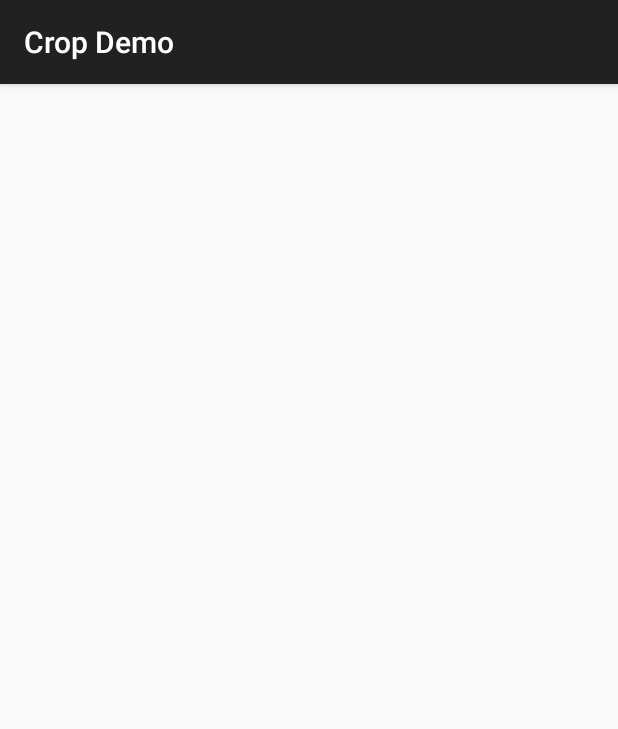
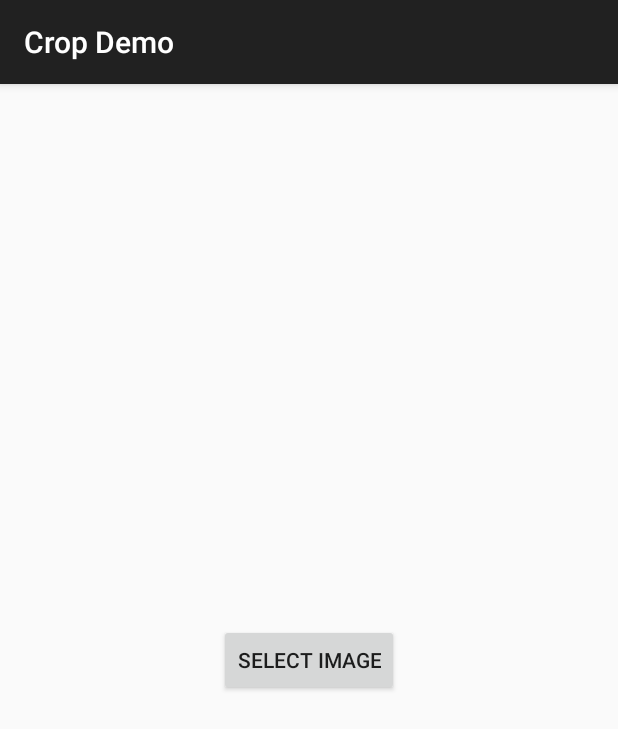
Before and after one commit to jdamcd/android-crop, an Android app: the screen it shows after launch (MainActivity), on a phone screen of 412 x 824 dp. Shown: the top 729 px of the screen. Run offline under Robolectric (Android 15) with nearby library versions, the phone set to English and light mode, and no system bars.

Commit message:
Launch image picker in example

```diff
--- a/example/src/main/AndroidManifest.xml
+++ b/example/src/main/AndroidManifest.xml
@@ -6,7 +6,7 @@
         android:allowBackup="true"
         android:icon="@drawable/ic_launcher"
         android:label="@string/app_name"
-        android:theme="@style/AppTheme" >
+        android:theme="@style/AppTheme">
         <activity
             android:name="com.soundcloud.android.crop.example.MainActivity"
             android:label="@string/app_name" >
@@ -15,6 +15,7 @@
                 <category android:name="android.intent.category.LAUNCHER" />
             </intent-filter>
         </activity>
+        <activity android:name="com.soundcloud.android.crop.CropImageActivity" />
     </application>
 
 </manifest>
--- a/example/src/main/res/layout/activity_main.xml
+++ b/example/src/main/res/layout/activity_main.xml
@@ -4,4 +4,11 @@
     android:layout_height="match_parent"
     tools:context="com.soundcloud.android.crop.example.MainActivity">
 
+    <Button
+        android:id="@+id/select_button"
+        android:layout_width="wrap_content"
+        android:layout_height="wrap_content"
+        android:layout_centerInParent="true"
+        android:text="Select image" />
+
 </RelativeLayout>
```
Also changed, not shown: example/src/main/java/com/soundcloud/android/crop/example/MainActivity.java (+54 -1 lines), lib/src/main/res/layout/cropimage.xml (+1 -15 lines), 2 other files.
